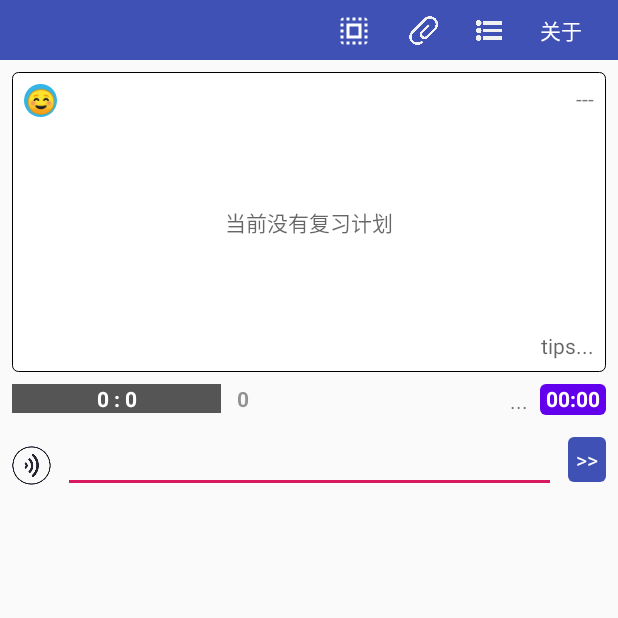
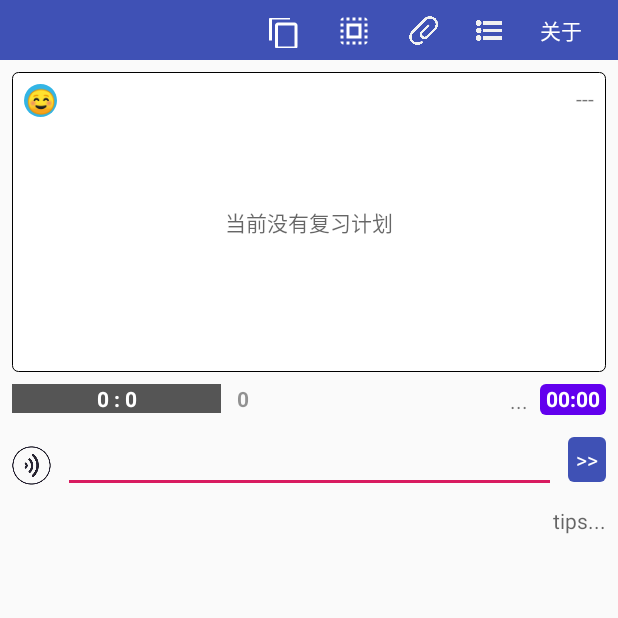
Before and after one commit to QiuBuJi/review, an Android app: the screen it shows after launch (MainActivity), on a phone screen of 412 x 824 dp, the top half of it. Run offline under Robolectric (Android 15) with nearby library versions, the phone set to English and light mode, and no system bars; 3 statements that could not run were skipped.

Commit message:
commit file

```diff
--- a/app/src/main/java/com/example/review/Activity/MainActivity.java
+++ b/app/src/main/java/com/example/review/Activity/MainActivity.java
@@ -1,11 +1,9 @@
 package com.example.review.Activity;
 
-import android.animation.ObjectAnimator;
 import android.annotation.TargetApi;
 import android.app.AlertDialog;
 import android.app.NotificationManager;
 import android.content.ComponentName;
-import android.content.DialogInterface;
 import android.content.Intent;
 import android.content.ServiceConnection;
 import android.graphics.Color;
@@ -17,7 +15,6 @@ import android.os.Handler;
 import android.os.IBinder;
 import android.os.Message;
 
-import android.support.annotation.NonNull;
 import android.support.annotation.Nullable;
 import android.support.constraint.ConstraintLayout;
 import android.support.v7.app.AppCompatActivity;
@@ -26,7 +23,6 @@ import android.text.Editable;
 import android.text.Html;
 import android.text.InputType;
 import android.text.TextWatcher;
-import android.util.Log;
 import android.view.Gravity;
 import android.view.KeyEvent;
 import android.view.View;
@@ -50,22 +46,18 @@ import com.example.review.Keyboard.Keyboard;
 import com.example.review.Keyboard.KeyboardType1;
 import com.example.review.Keyboard.KeyboardType2;
 import com.example.review.Keyboard.KeyboardType3;
-import com.example.review.MoveDataActivity;
 import com.example.review.New.CountList;
-import com.example.review.New.KeyText;
 import com.example.review.New.ReviewStruct;
 import com.example.review.R;
 import com.example.review.ReviewService;
 import com.example.review.Setting;
+import com.example.review.SortLib;
 import com.example.review.Util.ColorfulText;
 import com.example.review.Util.SpanUtil;
 import com.example.review.Util.Speech;
 
 import java.io.File;
-import java.io.FilenameFilter;
 import java.io.IOException;
-import java.io.OutputStream;
-import java.net.Socket;
 import java.util.ArrayList;
 import java.util.Arrays;
 import java.util.LinkedList;
@@ -80,7 +72,8 @@ public class MainActivity extends AppCompatActivity implements
 
     private static final String TAG = "msg_mine";
 
-    static public ReviewData data = new ReviewData();
+    static public ReviewData data  = new ReviewData();
+    static public SortLib    sorts = new SortLib();
 
     public static File externalRoot = Environment.getExternalStorageDirectory();//外部存储夹根目录
     public static File pathApp      = new File(externalRoot, "Review");   //软件根目录
@@ -106,6 +99,7 @@ public class MainActivity extends AppCompatActivity implements
     ImageView imageViewSort;
 
     ImageButton  imageButtonSetting;
+    ImageButton  editSorts;
     RecyclerView recyclerViewKeyboard;
     ProgressBar  progressBarProgress;
     EditText     etInput;
@@ -120,7 +114,7 @@ public class MainActivity extends AppCompatActivity implements
     static int canJoinLog             = 0;
 
     boolean       correct;
-    Handler       handler = new Handler(this);
+    Handler       handler = new Handler(this::handleMessage);
     ReviewService service;
     Keyboard      keyboard;
 
@@ -231,7 +225,7 @@ public class MainActivity extends AppCompatActivity implements
             state = 1;
         } else {
             //当没有复习数据时，要配置的参数************************************************************
-            state = 2;
+            state  = 2;
             lastRs = null;
             if (keyboard != null) keyboard.clear();
             etInput.setShowSoftInputOnFocus(true);
@@ -372,6 +366,7 @@ public class MainActivity extends AppCompatActivity implements
         ReviewService.LocalBinder binder = (ReviewService.LocalBinder) iBinder;
         service = binder.getService();
         data    = service.data;
+        sorts   = service.sortLib;
 
         dataPrepared();
     }
@@ -459,6 +454,7 @@ public class MainActivity extends AppCompatActivity implements
 
         mainContainer  = findViewById(R.id.cl_main_container);
         tvLastDuration = findViewById(R.id.tvLastDuration);
+        editSorts      = findViewById(R.id.main_imageButton_editSorts);
     }
 
     //被单击监听器
@@ -502,6 +498,9 @@ public class MainActivity extends AppCompatActivity implements
                 case R.id.fragment_textView_textShow:
                     break;
                 case R.id.fragment_editText_input:
+                    break;
+                case R.id.main_imageButton_editSorts:
+                    startActivity(new Intent(this, EditSortsActivity.class));
                     break;
             }
         };
@@ -556,6 +555,8 @@ public class MainActivity extends AppCompatActivity implements
         tvNext.setOnLongClickListener(getLongClickListener());
         //长按进入复习库配置
         imageViewSort.setOnLongClickListener(getLongClickListener());
+
+        editSorts.setOnClickListener(getOnClickListener());
     }
 
     private View.OnLongClickListener getLongClickListener() {
--- a/app/src/main/java/com/example/review/MoveDataActivity.java
+++ b/app/src/main/java/com/example/review/Activity/MoveDataActivity.java
@@ -1,4 +1,4 @@
-package com.example.review;
+package com.example.review.Activity;
 
 import android.content.Intent;
 import android.net.wifi.WifiInfo;
@@ -15,7 +15,7 @@ import android.widget.ImageView;
 import android.widget.TextView;
 import android.widget.Toast;
 
-import com.example.review.Activity.MainActivity;
+import com.example.review.R;
 
 import java.io.ByteArrayInputStream;
 import java.io.ByteArrayOutputStream;
--- a/app/src/main/java/com/example/review/Keyboard/HandleInterfaceType2.java
+++ b/app/src/main/java/com/example/review/Keyboard/HandleInterfaceType2.java
@@ -30,6 +30,11 @@ public class HandleInterfaceType2 {
     public ArrayList<WordExplain> frameInput;
     public ArrayList<WordExplain> frameRight;
     public WindowExplainHolder    windowExplainHolder;
+
+    public int getIndexOfItem() {
+        return indexOfItem;
+    }
+
     int  indexOfItem = 0;
     View windowExplain;
 
--- a/app/src/main/java/com/example/review/New/ArrayStoreList.java
+++ b/app/src/main/java/com/example/review/New/ArrayStoreList.java
@@ -89,6 +89,5 @@ public abstract class ArrayStoreList<E> extends ArrayList<E> implements SaveData
         in.read(bytes);
         loadWith(bytes);
         in.close();
-
     }
 }
--- a/app/src/main/java/com/example/review/ReviewService.java
+++ b/app/src/main/java/com/example/review/ReviewService.java
@@ -18,6 +18,7 @@ import com.example.review.Activity.MainActivity;
 import com.example.review.DataStructureFile.DateTime;
 import com.example.review.DataStructureFile.ReviewData;
 
+import java.io.File;
 import java.io.IOException;
 
 public class ReviewService extends Service {
@@ -25,10 +26,11 @@ public class ReviewService extends Service {
     String  TAG    = "msg";
     boolean notify = false;
     private boolean notify_region;
+    public SortLib  sortLib;
 
     @Override
     public int onStartCommand(Intent intent, int flags, int startId) {
-        notify = Setting.getBoolean("通知提醒");
+        notify        = Setting.getBoolean("通知提醒");
         notify_region = Setting.getBoolean("夜间不通知");
         return super.onStartCommand(intent, flags, startId);
     }
@@ -55,6 +57,8 @@ public class ReviewService extends Service {
         data.read();
 //        millis = System.currentTimeMillis() - millis;
 //        Toast.makeText(this, "read data cost millis:" + millis, Toast.LENGTH_SHORT).show();
+        sortLib = new SortLib(new File(MainActivity.pathApp, "sorts.txt"));
+
 
         data.retrieveInavalable();
         data.updateToAvalableAuto(1000);
--- a/app/src/main/res/layout/activity_main.xml
+++ b/app/src/main/res/layout/activity_main.xml
@@ -6,6 +6,85 @@
     android:layout_width="match_parent"
     android:layout_height="match_parent">
 
+
+    <android.support.constraint.ConstraintLayout
+        android:id="@+id/constraintLayout"
+        style="@style/style_actionbar_ground"
+        app:layout_constraintEnd_toEndOf="parent"
+        app:layout_constraintHorizontal_bias="1.0"
+        app:layout_constraintStart_toStartOf="parent"
+        app:layout_constraintTop_toTopOf="parent">
+
+        <ImageButton
+            android:id="@+id/main_imageButton_setting"
+            android:layout_width="25dp"
+            android:layout_height="23dp"
+            android:layout_marginEnd="24dp"
+            android:background="@drawable/bg_ripple_effect_click_gray_white"
+            android:src="?attr/actionModeSelectAllDrawable"
+            app:layout_constraintBottom_toBottomOf="@+id/main_imageView_sort"
+            app:layout_constraintEnd_toStartOf="@+id/main_imageView_sort"
+            app:layout_constraintTop_toTopOf="@+id/main_imageView_sort"
+            tools:src="?attr/actionModeSelectAllDrawable" />
+
+        <ImageButton
+            android:id="@+id/main_imageButton_editSorts"
+            android:layout_width="20dp"
+            android:layout_height="20dp"
+            android:layout_marginEnd="24dp"
+            android:background="@drawable/bg_ripple_effect_click_gray_white"
+            android:src="?attr/actionModeCopyDrawable"
+            app:layout_constraintBottom_toBottomOf="@+id/main_imageView_sort"
+            app:layout_constraintEnd_toStartOf="@+id/main_imageButton_setting"
+            app:layout_constraintTop_toTopOf="@+id/main_imageView_sort"
+            app:layout_constraintVertical_bias="1.0" />
+
+        <ImageView
+            android:id="@+id/main_imageView_sort"
+            android:layout_width="19dp"
+            android:layout_height="23dp"
+            android:layout_marginEnd="24dp"
+            android:background="@drawable/bg_ripple_effect_click_gray_white"
+            app:layout_constraintBottom_toBottomOf="parent"
+            app:layout_constraintEnd_toStartOf="@+id/main_imageView_Detail"
+            app:layout_constraintTop_toTopOf="parent"
+            app:srcCompat="@mipmap/recent_icon" />
+
+        <ImageView
+            android:id="@+id/main_imageView_Detail"
+            android:layout_width="20dp"
+            android:layout_height="26dp"
+            android:layout_marginEnd="24dp"
+            android:background="@drawable/bg_ripple_effect_click_gray_white"
+            app:layout_constraintBottom_toBottomOf="parent"
+            app:layout_constraintEnd_toStartOf="@+id/main_textView_about"
+            app:layout_constraintTop_toTopOf="parent"
+            app:layout_constraintVertical_bias="0.538"
+            app:srcCompat="@mipmap/list_icon" />
+
+        <TextView
+            android:id="@+id/main_textView_about"
+            android:layout_width="wrap_content"
+            android:layout_height="wrap_content"
+            android:layout_marginEnd="24dp"
+            android:background="@drawable/bg_ripple_effect_click_gray_white"
+            android:text="关于"
+            android:textColor="@android:color/white"
+            app:layout_constraintBottom_toBottomOf="parent"
+            app:layout_constraintEnd_toEndOf="parent"
+            app:layout_constraintTop_toTopOf="parent" />
+
+        <TextView
+            android:id="@+id/main_about_textView_title"
+            style="@style/style_actionbar_title"
+            android:layout_marginStart="8dp"
+            android:text="复习"
+
+            app:layout_constraintBottom_toBottomOf="parent"
+            app:layout_constraintStart_toStartOf="parent"
+            app:layout_constraintTop_toTopOf="parent" />
+
+    </android.support.constraint.ConstraintLayout>
 
     <EditText
         android:id="@+id/fragment_editText_input"
@@ -49,6 +128,17 @@
         android:progressDrawable="@drawable/layer_list_progress_green"
         app:layout_constraintStart_toStartOf="@+id/cl_main_container"
         app:layout_constraintTop_toBottomOf="@+id/cl_main_container" />
+
+    <TextView
+        android:id="@+id/fragment_textView_tips"
+        android:layout_width="wrap_content"
+        android:layout_height="wrap_content"
+        android:layout_marginBottom="4dp"
+        android:background="@drawable/bg_ripple_effect_click1"
+        android:hint="tips..."
+        android:textColor="@android:color/black"
+        app:layout_constraintBottom_toTopOf="@+id/main_recycllerView_keyboard"
+        app:layout_constraintEnd_toEndOf="@+id/main_textView_next" />
 
     <android.support.constraint.ConstraintLayout
         android:id="@+id/cl_main_container"
@@ -148,18 +238,6 @@
         app:layout_constraintTop_toTopOf="@+id/cl_main_container" />
 
     <TextView
-        android:id="@+id/fragment_textView_tips"
-        android:layout_width="wrap_content"
-        android:layout_height="wrap_content"
-        android:layout_marginEnd="8dp"
-        android:layout_marginBottom="8dp"
-        android:background="@drawable/bg_ripple_effect_click1"
-        android:hint="tips..."
-        android:textColor="@android:color/black"
-        app:layout_constraintBottom_toBottomOf="@+id/cl_main_container"
-        app:layout_constraintEnd_toEndOf="@+id/cl_main_container" />
-
-    <TextView
         android:id="@+id/main_textView_level"
         android:layout_width="22dp"
         android:layout_height="22dp"
@@ -174,78 +252,11 @@
         app:layout_constraintStart_toStartOf="@+id/cl_main_container"
         app:layout_constraintTop_toTopOf="@+id/cl_main_container" />
 
-    <android.support.constraint.ConstraintLayout
-        android:id="@+id/constraintLayout"
-        style="@style/style_actionbar_ground"
-        app:layout_constraintEnd_toEndOf="parent"
-        app:layout_constraintHorizontal_bias="1.0"
-        app:layout_constraintStart_toStartOf="parent"
-        app:layout_constraintTop_toTopOf="parent">
-
-        <ImageButton
-            android:id="@+id/main_imageButton_setting"
-            android:layout_width="25dp"
-            android:layout_height="23dp"
-            android:layout_marginEnd="24dp"
-            android:background="@drawable/bg_ripple_effect_click_gray_white"
-            android:src="?attr/actionModeSelectAllDrawable"
-            app:layout_constraintBottom_toBottomOf="@+id/main_imageView_sort"
-            app:layout_constraintEnd_toStartOf="@+id/main_imageView_sort"
-            app:layout_constraintTop_toTopOf="@+id/main_imageView_sort"
-            tools:src="?attr/actionModeSelectAllDrawable" />
-
-        <ImageView
-            android:id="@+id/main_imageView_sort"
-            android:layout_width="19dp"
-            android:layout_height="23dp"
-            android:layout_marginEnd="24dp"
-            android:background="@drawable/bg_ripple_effect_click_gray_white"
-            app:layout_constraintBottom_toBottomOf="parent"
-            app:layout_constraintEnd_toStartOf="@+id/main_imageView_Detail"
-            app:layout_constraintTop_toTopOf="parent"
-            app:srcCompat="@mipmap/recent_icon" />
-
-        <ImageView
-            android:id="@+id/main_imageView_Detail"
-            android:layout_width="20dp"
-            android:layout_height="26dp"
-            android:layout_marginEnd="24dp"
-            android:background="@drawable/bg_ripple_effect_click_gray_white"
-            app:layout_constraintBottom_toBottomOf="parent"
-            app:layout_constraintEnd_toStartOf="@+id/main_textView_about"
-            app:layout_constraintTop_toTopOf="parent"
-            app:layout_constraintVertical_bias="0.538"
-            app:srcCompat="@mipmap/list_icon" />
-
-        <TextView
-            android:id="@+id/main_textView_about"
-            android:layout_width="wrap_content"
-            android:layout_height="wrap_content"
-            android:layout_marginEnd="24dp"
-            android:background="@drawable/bg_ripple_effect_click_gray_white"
-            android:text="关于"
-            android:textColor="@android:color/white"
-            app:layout_constraintBottom_toBottomOf="parent"
-            app:layout_constraintEnd_toEndOf="parent"
-            app:layout_constraintTop_toTopOf="parent" />
-
-        <TextView
-            android:id="@+id/main_about_textView_title"
-            style="@style/style_actionbar_title"
-            android:layout_marginStart="8dp"
-            android:text="复习"
-
-            app:layout_constraintBottom_toBottomOf="parent"
-            app:layout_constraintStart_toStartOf="parent"
-            app:layout_constraintTop_toTopOf="parent" />
-
-    </android.support.constraint.ConstraintLayout>
-
     <android.support.v7.widget.RecyclerView
         android:id="@+id/main_recycllerView_keyboard"
         android:layout_width="0dp"
         android:layout_height="0dp"
-        android:layout_marginTop="24dp"
+        android:layout_marginTop="32dp"
         android:padding="8dp"
         app:layout_constraintBottom_toBottomOf="parent"
         app:layout_constraintEnd_toEndOf="parent"
--- a/build.gradle
+++ b/build.gradle
@@ -1,5 +1,6 @@
 // Top-level build file where you can add configuration options common to all sub-projects/modules.
 buildscript {
+    ext.kotlin_version = '1.3.61'
 
     repositories {
         google()
@@ -9,6 +10,7 @@ buildscript {
     dependencies {
         classpath 'com.android.tools.build:gradle:4.0.0-alpha04'
         classpath 'android.arch.navigation:navigation-safe-args-gradle-plugin:1.0.0'
+        classpath "org.jetbrains.kotlin:kotlin-gradle-plugin:$kotlin_version"
 
 
         // NOTE: Do not place your application dependencies here; they belong
```
Also changed, not shown: app/build.gradle (+8 -0 lines), app/src/main/AndroidManifest.xml (+3 -4 lines), app/src/main/java/com/example/review/Adapter/MyAdapter.java (+2 -5 lines), app/src/main/java/com/example/review/Keyboard/KeyboardType2.java (+7 -0 lines), app/src/main/java/com/example/review/New/ReviewStruct.java (+9 -4 lines), app/src/main/java/com/example/review/SortLib.java (added, +155 -0 lines).
